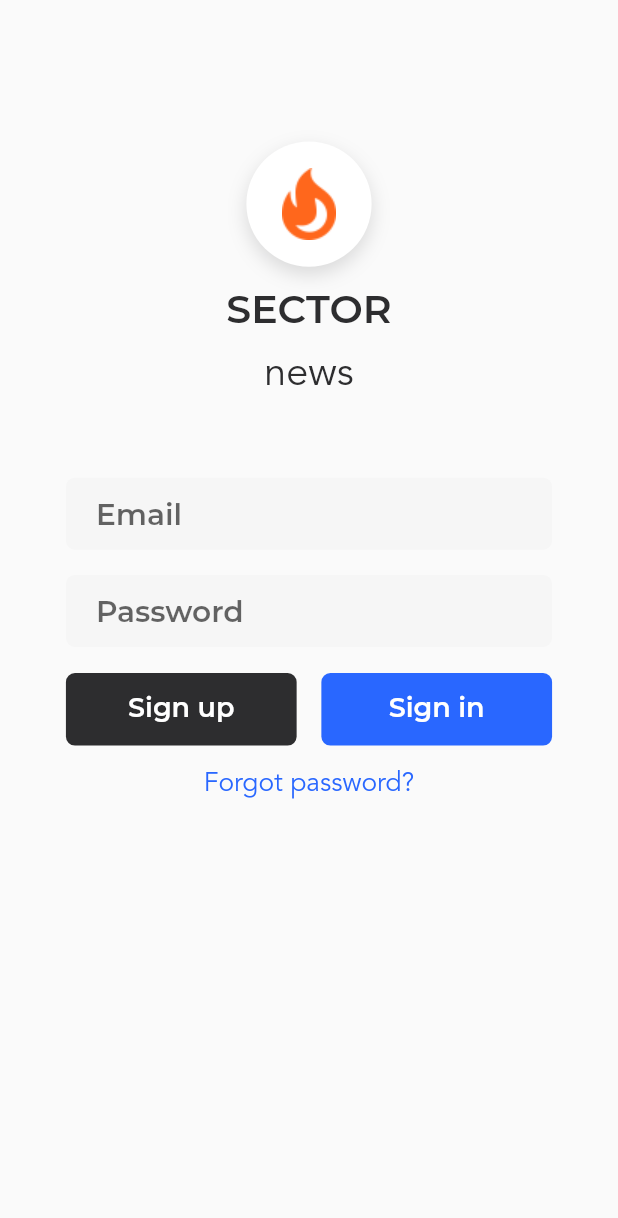
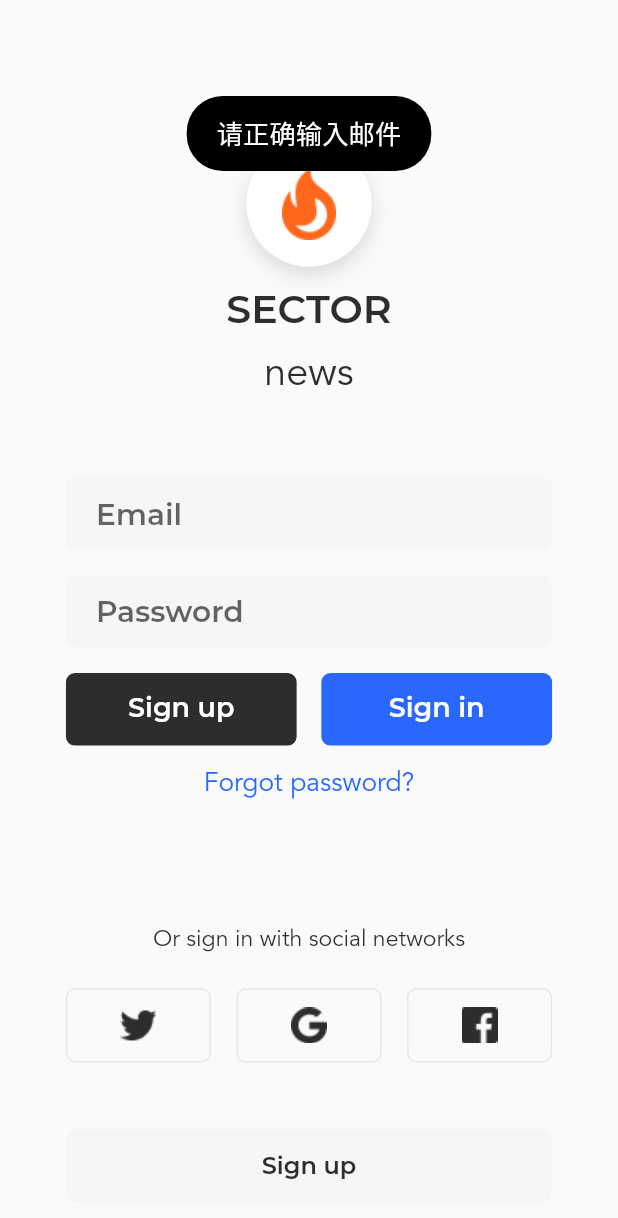
Before and after one commit to Jzz8977/flutter_news_app, a Flutter app: the SignInPage screen opened by its route, after a tap on "Sign in", on a phone screen of 412 x 824 dp. Shown: the top 1218 px of the screen. Run offline on Flutter 3.47's test engine with Material 2 defaults, Android fonts, the phone set to English and light mode, and no system bars; our stand-ins replace flutter_screenutil, fluttertoast.

Commit message:
comlpete Sign In page

```diff
--- a/flutter_news_app/lib/common/utils/validator.dart
+++ b/flutter_news_app/lib/common/utils/validator.dart
@@ -2,7 +2,8 @@
 bool duIsEmail(String? input) {
   if (input == null || input.isEmpty) return false;
   // 邮箱正则
-  String regexEmail = "^\\w+([-+.]\\w+)*@\\w+([-.]\\w+)*\\.\\w+([-.]\\w+)*\$";
+  String regexEmail =
+      "^([a-z0-9A-Z]+[-|\\.]?)+[a-z0-9A-Z]@([a-z0-9A-Z]+(-[a-z0-9A-Z]+)?\\.)+[a-zA-Z]{2,}\$";
   return RegExp(regexEmail).hasMatch(input);
 }
 
--- a/flutter_news_app/lib/common/widgets/button.dart
+++ b/flutter_news_app/lib/common/widgets/button.dart
@@ -14,7 +14,7 @@ Widget btnFlatButtonWidget({
   FontWeight fontWeight = FontWeight.w400,
 }) {
   final ButtonStyle flatButtonStyle = TextButton.styleFrom(
-    primary: gbColor,
+    primary: fontColor,
     minimumSize: Size(88, 44),
     padding: EdgeInsets.symmetric(horizontal: 16.0),
     // shape: const RoundedRectangleBorder(
@@ -42,3 +42,31 @@ Widget btnFlatButtonWidget({
     ),
   );
 }
+
+Widget btnFlatButtonBorderOnlyWidget({
+  required VoidCallback onPressed,
+  double width = 99,
+  double height = 44,
+  String? iconFileName,
+}) {
+  return Container(
+    width: duSetWidth(width),
+    height: duSetHeight(height),
+    child: TextButton(
+      onPressed: onPressed,
+      style: TextButton.styleFrom(
+        shape: const RoundedRectangleBorder(
+          side: Borders.primaryBorder,
+          borderRadius: Radii.k6pxRadius,
+        ),
+      ),
+      child: Image.asset('assets/images/icons-$iconFileName.png'),
+    ),
+    // child: TextButton.icon(
+    //   style: TextButton.styleFrom(),
+    //   icon: Icon(Icons['${iconFileName}']),
+    //   onPressed: onPressed,
+    //   label: Text(label),
+    // ),
+  );
+}
--- /dev/null
+++ b/flutter_news_app/lib/common/widgets/toast.dart
@@ -0,0 +1,20 @@
+import 'dart:ui';
+
+import 'package:flutter/material.dart';
+import 'package:flutter_news_app/common/utils/utils.dart';
+import 'package:fluttertoast/fluttertoast.dart';
+
+Future<bool?> toastInfo({
+  required String msg,
+  Color backgroundColor = Colors.black,
+  Color textColor = Colors.white,
+}) async {
+  return await Fluttertoast.showToast(
+      msg: msg,
+      toastLength: Toast.LENGTH_LONG,
+      gravity: ToastGravity.TOP,
+      timeInSecForIosWeb: 1,
+      backgroundColor: backgroundColor,
+      textColor: textColor,
+      fontSize: duSetFontSize(16));
+}
--- a/flutter_news_app/lib/common/widgets/widgets.dart
+++ b/flutter_news_app/lib/common/widgets/widgets.dart
@@ -2,3 +2,4 @@ library widgets;
 
 export 'input.dart';
 export 'button.dart';
+export 'toast.dart';
--- a/flutter_news_app/lib/pages/sign_in/sign_in.dart
+++ b/flutter_news_app/lib/pages/sign_in/sign_in.dart
@@ -1,5 +1,6 @@
 import 'package:flutter/material.dart';
 import 'package:flutter_news_app/common/utils/screen.dart';
+import 'package:flutter_news_app/common/utils/utils.dart';
 import 'package:flutter_news_app/common/values/values.dart';
 import 'package:flutter_news_app/common/widgets/widgets.dart';
 
@@ -13,6 +14,26 @@ class SignInPage extends StatefulWidget {
 class _SignInPageState extends State<SignInPage> {
   final TextEditingController _emailController = TextEditingController();
   final TextEditingController _passwordController = TextEditingController();
+
+  // 执行登录操作
+  _handleSignIn() {
+    if (!duIsEmail(_emailController.value.text)) {
+      toastInfo(msg: '请正确输入邮件');
+      return;
+    }
+    if (!duCheckStringLength(_passwordController.value.text, 6)) {
+      toastInfo(msg: '请正确输入密码');
+      return;
+    }
+  }
+
+  // 执行登录操作
+  _handleNavSignUp() {
+    Navigator.pushNamed(
+      context,
+      '/sign-up',
+    );
+  }
 
   // logo
   Widget _buildLogo() {
@@ -119,7 +140,7 @@ class _SignInPageState extends State<SignInPage> {
                 ),
                 Spacer(),
                 btnFlatButtonWidget(
-                  onPressed: () {},
+                  onPressed: _handleSignIn,
                   gbColor: AppColors.primaryElement,
                   title: "Sign in",
                 ),
@@ -145,12 +166,63 @@ class _SignInPageState extends State<SignInPage> {
 
   // 第三方登录
   Widget _buildThirdPartyLogin() {
-    return Container();
+    return Container(
+      width: duSetWidth(295),
+      margin: EdgeInsets.only(bottom: duSetHeight(40)),
+      child: Column(
+        children: [
+          Text(
+            'Or sign in with social networks',
+            style: TextStyle(
+              fontWeight: FontWeight.w400,
+              fontFamily: Font.primaryElementText,
+              color: AppColors.primaryText,
+              fontSize: duSetFontSize(14),
+            ),
+          ),
+          Padding(
+            padding: EdgeInsets.only(top: duSetHeight(20)),
+            child: Row(
+              children: [
+                btnFlatButtonBorderOnlyWidget(
+                  onPressed: () {},
+                  width: 88,
+                  iconFileName: "twitter",
+                ),
+                Spacer(),
+                btnFlatButtonBorderOnlyWidget(
+                  onPressed: () {},
+                  width: 88,
+                  iconFileName: "google",
+                ),
+                Spacer(),
+                btnFlatButtonBorderOnlyWidget(
+                  onPressed: () {},
+                  width: 88,
+                  iconFileName: "facebook",
+                ),
+              ],
+            ),
+          )
+        ],
+      ),
+    );
   }
 
   // 注册按钮
   Widget _buildSignUpButton() {
-    return Container();
+    return Container(
+      margin: EdgeInsets.only(bottom: duSetHeight(20)),
+      child: btnFlatButtonWidget(
+        onPressed: _handleNavSignUp,
+        width: 294,
+        gbColor: AppColors.secondaryElement,
+        fontColor: AppColors.primaryText,
+        title: 'Sign up',
+        fontWeight: FontWeight.w500,
+        fontSize: 16,
+      ),
+    );
   }
 
   @override
--- a/flutter_news_app/lib/pages/sign_up/sign_up.dart
+++ b/flutter_news_app/lib/pages/sign_up/sign_up.dart
@@ -11,7 +11,7 @@ class _SignUpPageState extends State<SignUpPage> {
   @override
   Widget build(BuildContext context) {
     return Container(
-      child: Text('dataUp'),
+      child: const Text('dataUp'),
     );
   }
 }
```
Also changed, not shown: flutter_news_app/pubspec.yaml (+6 -2 lines), 3 other files.
